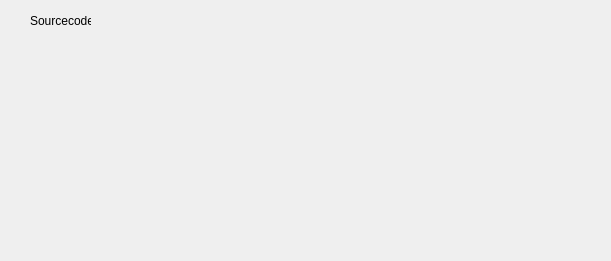
sathachao/Wall, file UI/projectSourcecode.ui: the form before one commit.
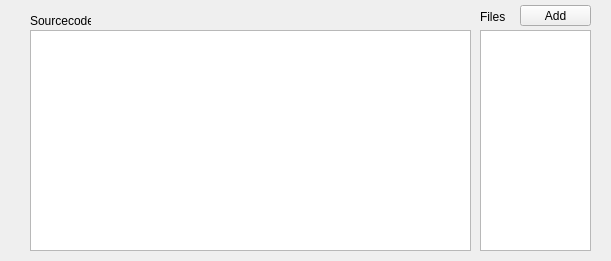
The form after the commit.

Patch:
```diff
--- a/UI/projectSourcecode.ui
+++ b/UI/projectSourcecode.ui
@@ -32,6 +32,52 @@
     <string>Sourcecode</string>
    </property>
   </widget>
+  <widget class="QPushButton" name="addBt">
+   <property name="geometry">
+    <rect>
+     <x>520</x>
+     <y>5</y>
+     <width>71</width>
+     <height>21</height>
+    </rect>
+   </property>
+   <property name="text">
+    <string>Add</string>
+   </property>
+  </widget>
+  <widget class="QPlainTextEdit" name="sourcecodeText">
+   <property name="geometry">
+    <rect>
+     <x>30</x>
+     <y>30</y>
+     <width>441</width>
+     <height>221</height>
+    </rect>
+   </property>
+  </widget>
+  <widget class="QLabel" name="label_2">
+   <property name="geometry">
+    <rect>
+     <x>480</x>
+     <y>10</y>
+     <width>46</width>
+     <height>13</height>
+    </rect>
+   </property>
+   <property name="text">
+    <string>Files</string>
+   </property>
+  </widget>
+  <widget class="QListView" name="fileList">
+   <property name="geometry">
+    <rect>
+     <x>480</x>
+     <y>30</y>
+     <width>111</width>
+     <height>221</height>
+    </rect>
+   </property>
+  </widget>
  </widget>
  <resources/>
  <connections/>
```
